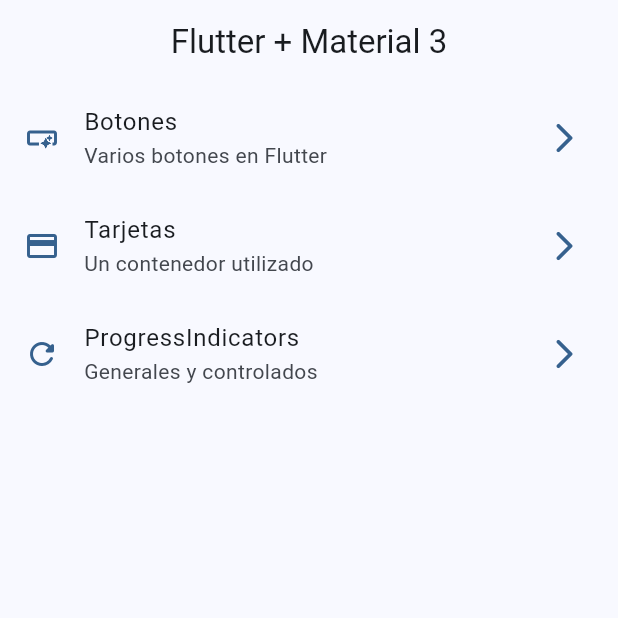
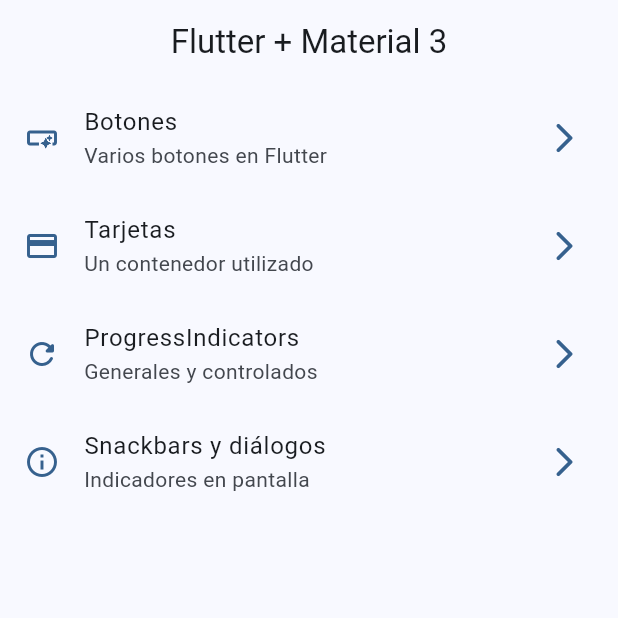
Before and after one commit to fordiego44/widget_app, a Flutter app: the screen it shows after launch, on a phone screen of 412 x 824 dp, the top half of it. Run offline on Flutter 3.47's test engine with Material 2 defaults, Android fonts, the phone set to English and light mode, and no system bars; our stand-ins replace go_router.

Commit message:
snackbars and dialogs terminado

```diff
--- a/lib/config/router/app_router.dart
+++ b/lib/config/router/app_router.dart
@@ -25,5 +25,10 @@ final appRouter = GoRouter(
       name: ProgressScren.name,
       builder: (context, state) => const ProgressScren(),
     ),
+    GoRoute(
+      path: '/snackbars',
+      name: SnackbarScren.name,
+      builder: (context, state) => const SnackbarScren(),
+    ),
   ],
 );
--- a/lib/menu/menu_items.dart
+++ b/lib/menu/menu_items.dart
@@ -32,5 +32,11 @@ const List<MenuItem> appMenuitems = [
     subTitle: 'Generales y controlados',
     link: '/progress',
     icon: Icons.refresh_rounded
+  ),
+  MenuItem(
+    title: 'Snackbars y diálogos',
+    subTitle: 'Indicadores en pantalla',
+    link: '/snackbars',
+    icon: Icons.info_outline
   )
 ];
--- a/lib/presentation/screens/progress/progress_screen.dart
+++ b/lib/presentation/screens/progress/progress_screen.dart
@@ -46,8 +46,8 @@ class _ControlledProgressIndicator extends StatelessWidget {
   Widget build(BuildContext context) {
     return StreamBuilder(
         stream: Stream.periodic(const Duration(milliseconds: 300), (value) {
-          return (value * 2) * 100;
-        }),
+          return (value * 2) / 100;
+        }).takeWhile((value ) => value < 100 ),
         builder: (context, snapshot) {
 
           final progressValue = snapshot.data ?? 0;
```
Also changed, not shown: lib/presentation/screens/snackbar/snackbar_screen.dart (+55 -2 lines).
